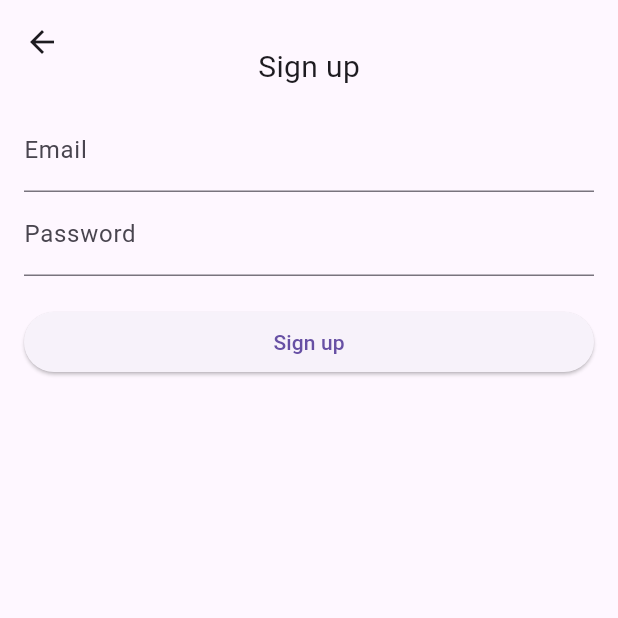
After one commit to JasonY0329/Final-Project, a Flutter app: the screen it shows after launch, after a tap on "No account?", on a phone screen of 412 x 824 dp, the top half of it. The commit adds this screen. Run offline on Flutter 3.47's test engine with Material 3 defaults, Android fonts, the phone set to English and light mode, and no system bars; our stand-ins replace cloud_firestore, firebase_auth, firebase_core; accounts and stored records are empty.

Commit message:
add login and register

```diff
--- a/final_project/lib/main.dart
+++ b/final_project/lib/main.dart
@@ -1,5 +1,6 @@
 import 'package:final_project/UserOrdersScreen.dart';
 import 'package:final_project/firebase_options.dart';
+import 'package:final_project/pages/splash_screen.dart';
 import 'package:firebase_core/firebase_core.dart';
 import 'package:flutter/material.dart';
 
@@ -8,10 +9,12 @@ void main() async {
   await Firebase.initializeApp(
     options: DefaultFirebaseOptions.currentPlatform,
   );
-  runApp(MyApp());
+  runApp(const MyApp());
 }
 
 class MyApp extends StatelessWidget {
+  const MyApp({super.key});
+
   @override
   Widget build(BuildContext context) {
     return MaterialApp(
--- /dev/null
+++ b/final_project/lib/pages/signin.dart
@@ -0,0 +1,110 @@
+import 'package:flutter/material.dart';
+import 'signup.dart';
+import 'homepage.dart';
+import 'password.dart';
+import '../validators.dart'; // 引入验证器文件
+import 'package:firebase_core/firebase_core.dart';
+import 'package:firebase_auth/firebase_auth.dart';
+
+class SignInScreen extends StatelessWidget {
+  final TextEditingController emailController = TextEditingController();
+  final TextEditingController passwordController = TextEditingController();
+
+  SignInScreen({super.key});
+
+  @override
+  Widget build(BuildContext context) {
+    final buttonTextColor = Theme.of(context).primaryColor; // 定义文字颜色
+
+    return Scaffold(
+      appBar: AppBar(
+        title: const Center(child: Text('Sign In')), // Center the title
+      ),
+      body: Padding(
+        padding: const EdgeInsets.all(16.0),
+        child: Column(
+          crossAxisAlignment: CrossAxisAlignment.stretch,
+          children: [
+            TextField(
+              controller: emailController,
+              decoration: const InputDecoration(labelText: 'Email'),
+            ),
+            TextField(
+              controller: passwordController,
+              obscureText: true,
+              decoration: const InputDecoration(labelText: 'Password'),
+            ),
+            const SizedBox(height: 20),
+            ElevatedButton(
+              onPressed: () async {
+                final email = emailController.text.trim();
+                if (!isValidEmail(email)) {
+                  // 显示错误提示
+                  ScaffoldMessenger.of(context).showSnackBar(
+                    const SnackBar(content: Text('Invalid email format')),
+                  );
+                  return;
+                }
+                // Sign in logic
+                 try {
+                    await FirebaseAuth.instance.signInWithEmailAndPassword(
+                      email: emailController.text.trim(),
+                      password: passwordController.text.trim(),
+                    );
+                    ScaffoldMessenger.of(context).showSnackBar(
+                        const SnackBar(content: Text('Sign in successfully')));
+                        Navigator.pushReplacement(
+                          context,
+                          MaterialPageRoute(builder: (context) => const HomePage()), // 替换为你的主页组件
+                        );
+
+                  } catch (e) {
+                    ScaffoldMessenger.of(context).showSnackBar(
+                        SnackBar(content: Text('Sign in failure：${e.toString()}')));
+                  }
+              },
+              child: Text(
+                'Sign In',
+                style: TextStyle(color: buttonTextColor),
+              ),
+            ),
+            const SizedBox(height: 10), // Add spacing
+            Row(
+              mainAxisAlignment: MainAxisAlignment.spaceBetween, // Align both ends
+              children: [
+                GestureDetector(
+                  onTap: () {
+                    Navigator.push(
+                      context,
+                      MaterialPageRoute(builder: (context) => ForgotPasswordScreen()),
+                    );
+                  },
+                  child: Text(
+                    'Forgot Password?',
+                    style: TextStyle(
+                      color: buttonTextColor, // 文字为紫色
+                    ),
+                  ),
+                ),
+                GestureDetector(
+                  onTap: () {
+                    Navigator.push(
+                      context,
+                      MaterialPageRoute(builder: (context) => SignUpScreen()),
+                    );
+                  },
+                  child: Text(
+                    'No account?',
+                    style: TextStyle(
+                      color: buttonTextColor, // 文字为紫色
+                    ),
+                  ),
+                ),
+              ],
+            ),
+          ],
+        ),
+      ),
+    );
+  }
+}
--- /dev/null
+++ b/final_project/lib/pages/signup.dart
@@ -0,0 +1,75 @@
+import 'package:flutter/material.dart';
+import '../validators.dart'; // 引入验证器文件
+import 'package:firebase_core/firebase_core.dart';
+import 'package:firebase_auth/firebase_auth.dart';
+
+
+class SignUpScreen extends StatelessWidget {
+  final TextEditingController emailController = TextEditingController();
+  final TextEditingController passwordController = TextEditingController();
+
+  SignUpScreen({super.key});
+
+  @override
+  Widget build(BuildContext context) {
+    return Scaffold(
+      appBar: AppBar(
+        title: const Text(''), // 清空默认标题
+        flexibleSpace: const Center(
+          child: Padding(
+            padding: EdgeInsets.only(top: 30.0),
+            child: Text(
+              'Sign up',
+              style: TextStyle(
+                fontSize: 20,
+              ),
+            ),
+          ),
+        ),
+      ),
+      body: Padding(
+        padding: const EdgeInsets.all(16.0),
+        child: Column(
+          crossAxisAlignment: CrossAxisAlignment.stretch,
+          children: [
+            TextField(
+              controller: emailController,
+              decoration: const InputDecoration(labelText: 'Email'),
+            ),
+            TextField(
+              controller: passwordController,
+              obscureText: true,
+              decoration: const InputDecoration(labelText: 'Password'),
+            ),
+            const SizedBox(height: 20),
+            ElevatedButton(
+              onPressed: () async {
+                final email = emailController.text.trim();
+                if (!isValidEmail(email)) {
+                  // 显示错误提示
+                  ScaffoldMessenger.of(context).showSnackBar(
+                    const SnackBar(content: Text('Invalid email format')),
+                  );
+                  return;
+                }
+                // Sign up logic
+                try {
+                    await FirebaseAuth.instance.createUserWithEmailAndPassword(
+                      email: emailController.text.trim(),
+                      password: passwordController.text.trim(),
+                    );
+                    ScaffoldMessenger.of(context).showSnackBar(
+                        const SnackBar(content: Text('Sign up successfully')));
+                  } catch (e) {
+                    ScaffoldMessenger.of(context).showSnackBar(
+                        SnackBar(content: Text('Sign up failure：${e.toString()}')));
+                  }
+              },
+              child: const Text('Sign up'),
+            ),
+          ],
+        ),
+      ),
+    );
+  }
+}
--- a/final_project/lib/pages/splash_screen.dart
+++ b/final_project/lib/pages/splash_screen.dart
@@ -1,4 +1,5 @@
 import 'package:final_project/pages/homepage.dart';
+import 'package:final_project/pages/signin.dart';
 import 'package:flutter/material.dart';
 
 class SplashScreen extends StatefulWidget {
@@ -32,14 +33,14 @@ class _SplashScreenState extends State<SplashScreen> with SingleTickerProviderSt
 
     // Navigate to HomePage after animation ends
     Future.delayed(const Duration(seconds: 4), () {
-      _navigateToHomePage();
+      _navigateToSigninPage();
     });
   }
 
-  void _navigateToHomePage() {
+  void _navigateToSigninPage() {
     Navigator.pushReplacement(
       context,
-      MaterialPageRoute(builder: (context) => const HomePage()),
+      MaterialPageRoute(builder: (context) => SignInScreen()),
     );
   }
 
@@ -52,7 +53,7 @@ class _SplashScreenState extends State<SplashScreen> with SingleTickerProviderSt
   @override
   Widget build(BuildContext context) {
     return Scaffold(
-      backgroundColor: Colors.green, // Change the background color as needed
+      backgroundColor: Colors.grey, // Change the background color as needed
       body: Stack(
         children: [
           // Splash Screen Content
@@ -91,10 +92,10 @@ class _SplashScreenState extends State<SplashScreen> with SingleTickerProviderSt
             top: 40,
             right: 20,
             child: ElevatedButton(
-              onPressed: _navigateToHomePage,
+              onPressed: _navigateToSigninPage,
               style: ElevatedButton.styleFrom(
                 backgroundColor: Colors.white,
-                foregroundColor: Colors.green,
+                foregroundColor: Colors.grey,
                 padding: const EdgeInsets.symmetric(horizontal: 16, vertical: 8),
                 shape: RoundedRectangleBorder(
                   borderRadius: BorderRadius.circular(20),
--- /dev/null
+++ b/final_project/lib/validators.dart
@@ -0,0 +1,5 @@
+bool isValidEmail(String email) {
+  // email validator
+  final emailRegex = RegExp(r'^[\w-\.]+@([\w-]+\.)+[\w-]{2,4}$');
+  return emailRegex.hasMatch(email);
+}
```
Also changed, not shown: final_project/lib/pages/password.dart (added, +67 -0 lines).
